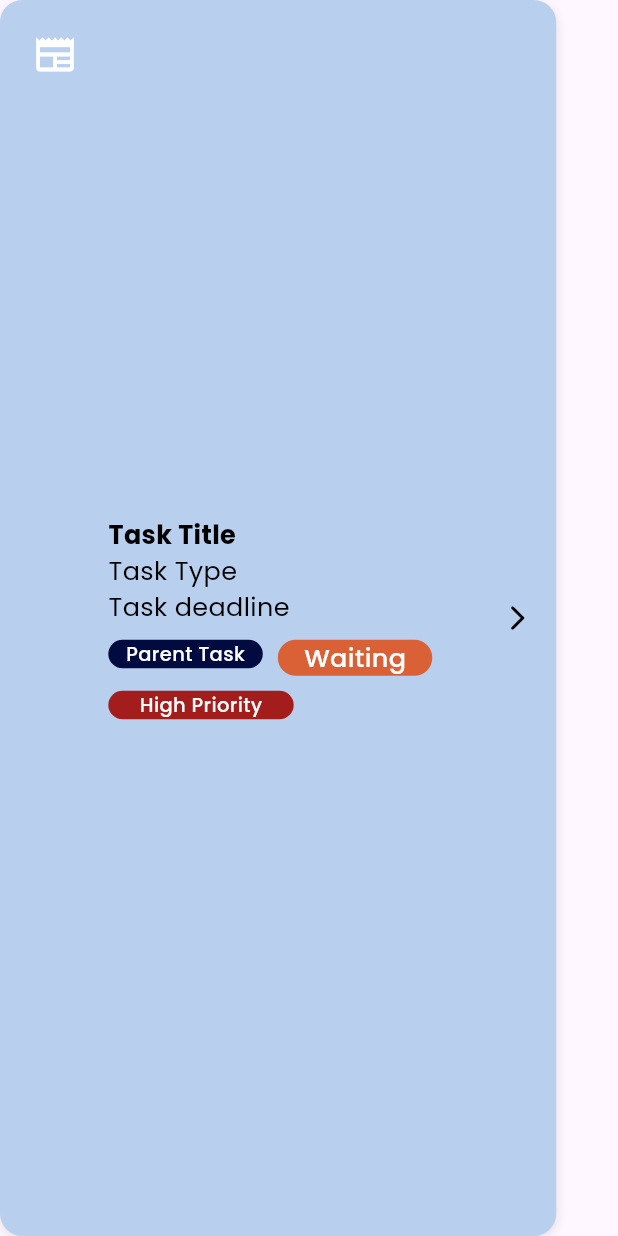
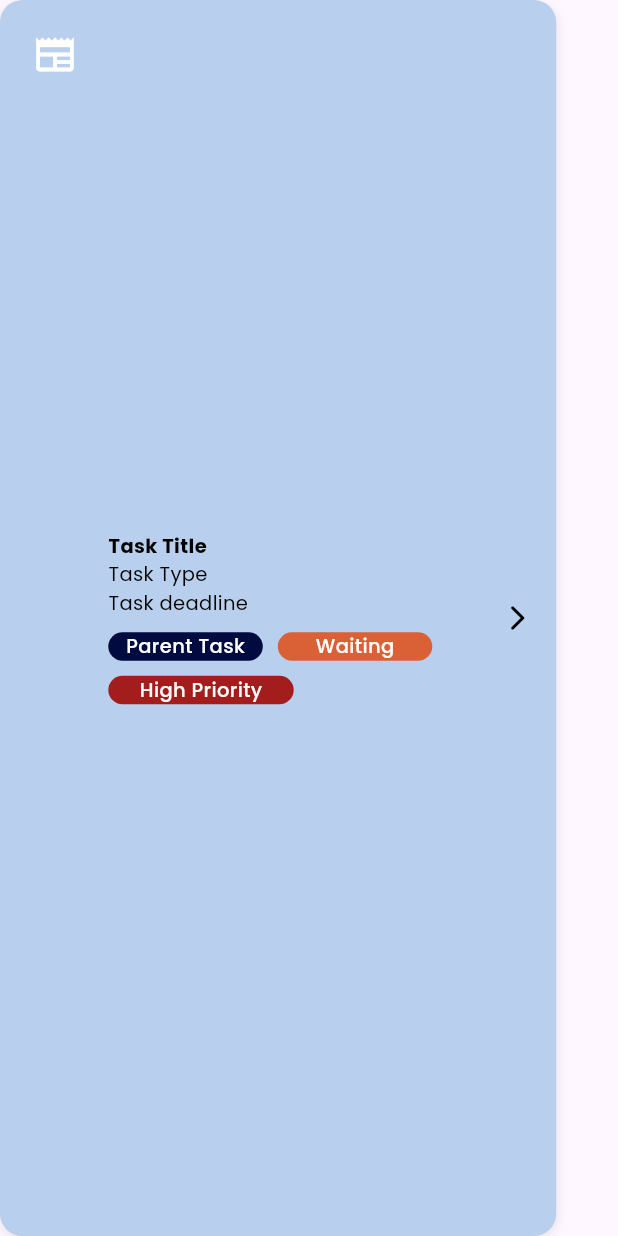
Before and after one commit to blekism/nuntium_mobile, a Flutter app: the ChildTaskCardTemplate widget shown alone on an empty page, opened directly with empty values, on a phone screen of 412 x 824 dp. Run offline on Flutter 3.47's test engine with Material 3 defaults, Android fonts, the phone set to English and light mode, and no system bars; our stand-ins replace cloud_firestore, dotted_border, firebase_auth, firebase_core, firebase_storage, google_fonts and 6 more; missing offline and left inert: firebase_app_check, multi_image_picker_view; accounts and stored records are empty; generated files the repository leaves out were written again.

Commit message:
Refactor text styling and layout for responsive design across multiple components

```diff
--- a/lib/Pages/Contributors/Templates/childtaskcardtemplate.dart
+++ b/lib/Pages/Contributors/Templates/childtaskcardtemplate.dart
@@ -151,19 +151,24 @@ class _TaskCardTemplate extends State<ChildTaskCardTemplate> {
               mainAxisAlignment: MainAxisAlignment.center,
               crossAxisAlignment: CrossAxisAlignment.start,
               children: [
-                Text(
-                  taskTitle ?? 'Task Title', // Default text if null
-                  style: TextStyle(
-                    color: Colors.black,
-                    fontSize: titleFontSize,
-                    fontWeight: FontWeight.bold,
+                ConstrainedBox(
+                  constraints: BoxConstraints(
+                    maxWidth: MediaQuery.of(context).size.width * .50,
+                  ),
+                  child: Text(
+                    taskTitle ?? 'Task Title', // Default text if null
+                    style: TextStyle(
+                      color: Colors.black,
+                      fontSize: titlefontSmall,
+                      fontWeight: FontWeight.bold,
+                    ),
                   ),
                 ),
                 Text(
                   widget.taskType ?? 'Task Type', // Default text if null
                   style: TextStyle(
                     color: Colors.black,
-                    fontSize: titleFontSize,
+                    fontSize: titlefontSmall,
                     fontWeight: FontWeight.w400,
                   ),
                 ),
@@ -171,7 +176,7 @@ class _TaskCardTemplate extends State<ChildTaskCardTemplate> {
                   widget.deadline ?? 'Task deadline', // Default text if null
                   style: TextStyle(
                     color: Colors.black,
-                    fontSize: titleFontSize,
+                    fontSize: titlefontSmall,
                     fontWeight: FontWeight.w400,
                   ),
                 ),
@@ -215,7 +220,7 @@ class _TaskCardTemplate extends State<ChildTaskCardTemplate> {
                           widget.status ?? 'Waiting',
                           style: TextStyle(
                             color: Colors.white,
-                            fontSize: titleFontSize,
+                            fontSize: titlefontSmall,
                             fontWeight: FontWeight.w500,
                           ),
                         ),
```
Also changed, not shown: lib/Pages/ContentPage/articlecontent.dart (+21 -12 lines), lib/Pages/Contributors/Templates/taskcardtemplate.dart (+11 -6 lines), lib/Pages/Homepage/CardsTemplate/featuredcard.dart (+11 -7 lines), lib/Pages/Homepage/CardsTemplate/normalpost.dart (+21 -10 lines).
